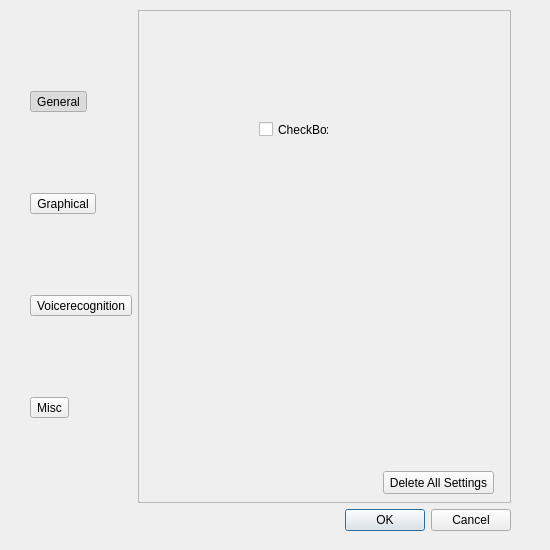
morevnaproject-org/papagayo-ng, file rsrc/settings.ui: the form before one commit.
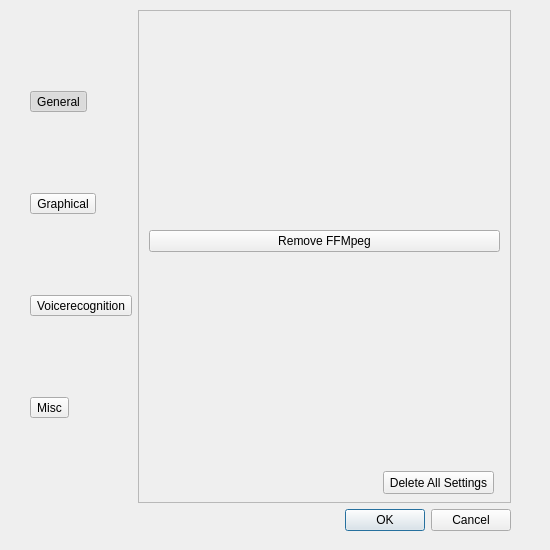
The form after the commit. The open tabs and pages were chosen to show the change. Icons and pictures are not drawn.

Commit message: Fix some logic for downloading the needed FFmpeg binaries. Also allow deleting of those from the settings.

What changed in the file:
```diff
--- a/rsrc/settings.ui
+++ b/rsrc/settings.ui
@@ -185,19 +185,6 @@
        </widget>
       </widget>
       <widget class="QWidget" name="misc">
-       <widget class="QCheckBox" name="checkBox">
-        <property name="geometry">
-         <rect>
-          <x>120</x>
-          <y>110</y>
-          <width>70</width>
-          <height>17</height>
-         </rect>
-        </property>
-        <property name="text">
-         <string>CheckBox</string>
-        </property>
-       </widget>
        <widget class="QPushButton" name="delete_settings">
         <property name="geometry">
          <rect>
@@ -211,6 +198,25 @@
          <string>Delete All Settings</string>
         </property>
        </widget>
+       <widget class="QWidget" name="gridLayoutWidget_4">
+        <property name="geometry">
+         <rect>
+          <x>10</x>
+          <y>10</y>
+          <width>351</width>
+          <height>441</height>
+         </rect>
+        </property>
+        <layout class="QGridLayout" name="gridLayout_4">
+         <item row="0" column="0">
+          <widget class="QPushButton" name="ffmpeg_delete_button">
+           <property name="text">
+            <string>Remove FFMpeg</string>
+           </property>
+          </widget>
+         </item>
+        </layout>
+       </widget>
       </widget>
      </widget>
     </item>
```
The commit also changes 2 other files.
